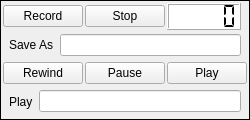
davidgrier/pyfab, file jansenlib/QDVR/QDVRWidget.ui: the form before one commit.
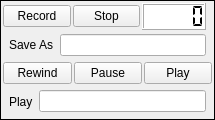
The form after the commit.

Commit message: Consistent widget properties with Designer

Patch:
```diff
--- a/jansenlib/QDVR/QDVRWidget.ui
+++ b/jansenlib/QDVR/QDVRWidget.ui
@@ -10,6 +10,12 @@
     <height>120</height>
    </rect>
   </property>
+  <property name="minimumSize">
+   <size>
+    <width>215</width>
+    <height>120</height>
+   </size>
+  </property>
   <property name="font">
    <font>
     <family>Arial</family>
```
The commit also changes 2 other files.
